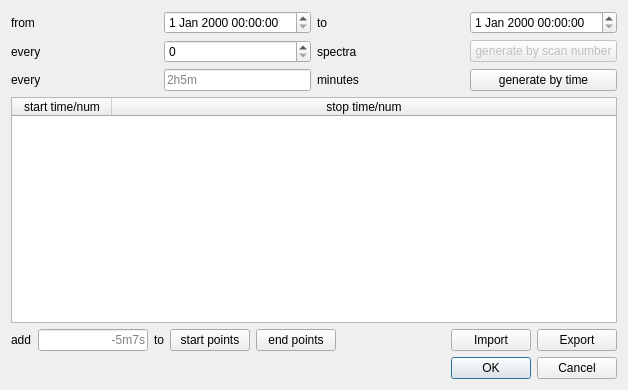
Qt form Orbitool/UI/file_tab/CustomPeriod.ui (l460289052/Orbitool) before a commit.
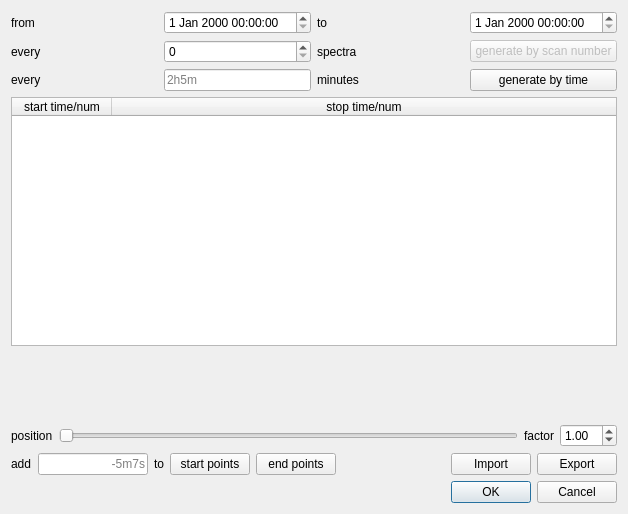
The same form after that commit.

Commit message: average period visualization

Patch:
```diff
--- a/Orbitool/UI/file_tab/CustomPeriod.ui
+++ b/Orbitool/UI/file_tab/CustomPeriod.ui
@@ -7,7 +7,7 @@
     <x>0</x>
     <y>0</y>
     <width>628</width>
-    <height>390</height>
+    <height>514</height>
    </rect>
   </property>
   <property name="windowTitle">
@@ -126,6 +126,66 @@
      </column>
     </widget>
    </item>
+   <item>
+    <widget class="QWidget" name="plotWidget" native="true">
+     <property name="minimumSize">
+      <size>
+       <width>0</width>
+       <height>50</height>
+      </size>
+     </property>
+     <property name="maximumSize">
+      <size>
+       <width>16777215</width>
+       <height>50</height>
+      </size>
+     </property>
+    </widget>
+   </item>
+   <item>
+    <layout class="QHBoxLayout" name="horizontalLayout">
+     <property name="topMargin">
+      <number>16</number>
+     </property>
+     <item>
+      <widget class="QLabel" name="label_10">
+       <property name="text">
+        <string>position</string>
+       </property>
+      </widget>
+     </item>
+     <item>
+      <widget class="QSlider" name="plotPositionHorizontalSlider">
+       <property name="maximum">
+        <number>1</number>
+       </property>
+       <property name="orientation">
+        <enum>Qt::Horizontal</enum>
+       </property>
+      </widget>
+     </item>
+     <item>
+      <widget class="QLabel" name="label_9">
+       <property name="text">
+        <string>factor</string>
+       </property>
+      </widget>
+     </item>
+     <item>
+      <widget class="QDoubleSpinBox" name="plotFactorDoubleSpinBox">
+       <property name="minimum">
+        <double>0.010000000000000</double>
+       </property>
+       <property name="stepType">
+        <enum>QAbstractSpinBox::AdaptiveDecimalStepType</enum>
+       </property>
+       <property name="value">
+        <double>1.000000000000000</double>
+       </property>
+      </widget>
+     </item>
+    </layout>
+   </item>
    <item>
     <layout class="QHBoxLayout" name="horizontalLayout_2">
      <item>
```
The commit also changes 9 other files.
